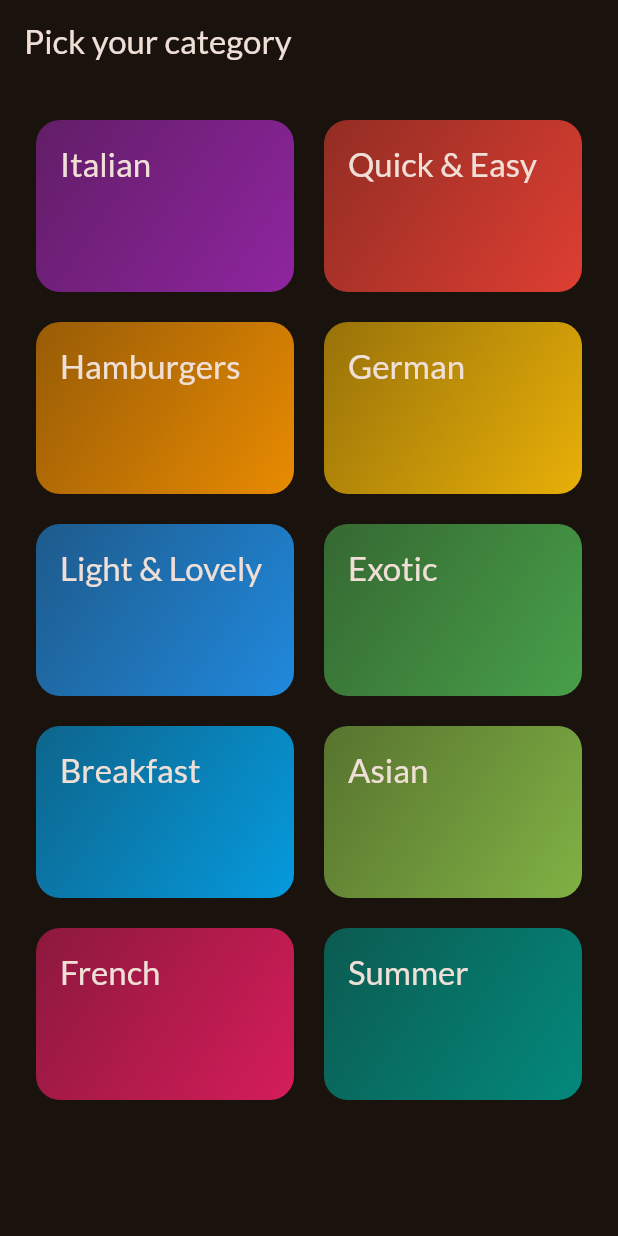
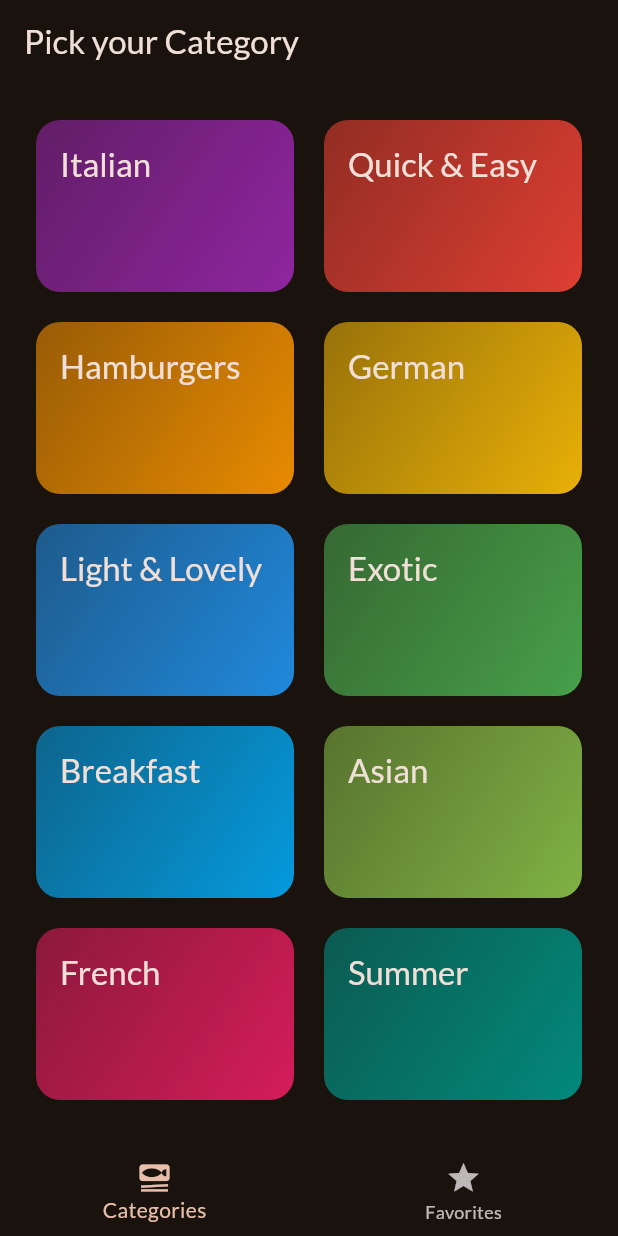
Before and after one commit to prabeshkunwar12/meals_app, a Flutter app: the screen it shows after launch, on a phone screen of 412 x 824 dp. Run offline on Flutter 3.47's test engine with Material 3 defaults, Android fonts, the phone set to English and light mode, and no system bars; our stand-ins replace google_fonts, transparent_image.

Commit message:
implemented tabs screen to switch between categories screen and favorites screen

```diff
--- a/lib/main.dart
+++ b/lib/main.dart
@@ -1,7 +1,7 @@
 import 'package:flutter/material.dart';
 
 import 'package:google_fonts/google_fonts.dart';
-import 'package:meals_app/screens/categories_screen.dart';
+import 'package:meals_app/screens/tabs_screen.dart';
 
 final theme = ThemeData(
   useMaterial3: true,
@@ -23,7 +23,7 @@ class App extends StatelessWidget {
   Widget build(BuildContext context) {
     return MaterialApp(
       theme: theme,
-      home: const CategoriesScreen(),
+      home: const TabsScreen(),
     );
   }
 }
--- a/lib/screens/categories_screen.dart
+++ b/lib/screens/categories_screen.dart
@@ -21,11 +21,7 @@ class CategoriesScreen extends StatelessWidget {
 
   @override
   Widget build(BuildContext context) {
-    return Scaffold(
-      appBar: AppBar(
-        title: const Text('Pick your category'),
-      ),
-      body: GridView(
+    return GridView(
       padding: const EdgeInsets.all(24),
       gridDelegate: const SliverGridDelegateWithFixedCrossAxisCount(
         crossAxisCount: 2,
@@ -41,7 +37,6 @@ class CategoriesScreen extends StatelessWidget {
                 },
               ))
           .toList(),
-      ),
     );
   }
 }
--- a/lib/screens/meals_screen.dart
+++ b/lib/screens/meals_screen.dart
@@ -4,10 +4,10 @@ import 'package:meals_app/screens/meal_details_screen.dart';
 import 'package:meals_app/widgets/meal_item.dart';
 
 class MealsScreen extends StatelessWidget {
-  final String title;
+  final String? title;
   final List<Meal> meals;
 
-  const MealsScreen({super.key, required this.title, required this.meals});
+  const MealsScreen({super.key, this.title, required this.meals});
 
   void _onMealTap(BuildContext context, Meal meal) {
     Navigator.push(
@@ -56,9 +56,14 @@ class MealsScreen extends StatelessWidget {
         ),
       );
     }
+
+    if (title == null) {
+      return content;
+    }
+
     return Scaffold(
       appBar: AppBar(
-        title: Text(title),
+        title: Text(title!),
       ),
       body: content,
     );
--- /dev/null
+++ b/lib/screens/tabs_screen.dart
@@ -0,0 +1,54 @@
+import 'package:flutter/material.dart';
+import 'package:meals_app/screens/categories_screen.dart';
+import 'package:meals_app/screens/meals_screen.dart';
+
+class TabsScreen extends StatefulWidget {
+  const TabsScreen({super.key});
+
+  @override
+  State<TabsScreen> createState() {
+    return _TabsScreenState();
+  }
+}
+
+class _TabsScreenState extends State<TabsScreen> {
+  int _selectedTabIndex = 0;
+
+  void _onTabSelect(int index) {
+    setState(() {
+      _selectedTabIndex = index;
+    });
+  }
+
+  @override
+  Widget build(BuildContext context) {
+    Widget activeTab = const CategoriesScreen();
+    String activeTabTitle = "Pick your Category";
+    if (_selectedTabIndex == 1) {
+      activeTab = const MealsScreen(meals: []);
+      activeTabTitle = "Your Favorites";
+    }
+    return Scaffold(
+      appBar: AppBar(
+        title: Text(activeTabTitle),
+      ),
+      body: activeTab,
+      bottomNavigationBar: BottomNavigationBar(
+        onTap: (index) {
+          _onTabSelect(index);
+        },
+        currentIndex: _selectedTabIndex,
+        items: const [
+          BottomNavigationBarItem(
+            icon: Icon(Icons.set_meal),
+            label: 'Categories',
+          ),
+          BottomNavigationBarItem(
+            icon: Icon(Icons.star),
+            label: 'Favorites',
+          ),
+        ],
+      ),
+    );
+  }
+}
```
Lines whose indentation alone changed are shown as unchanged.
